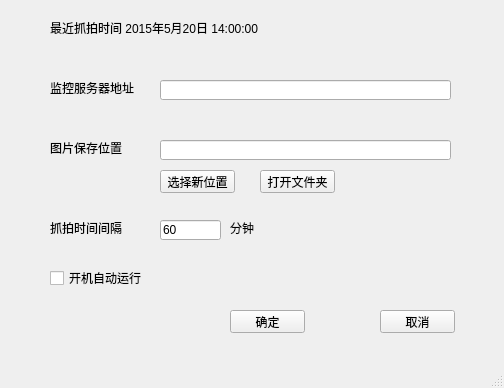
Before: the Qt Designer form work/picsave/picsave/picsave.ui in thinkingl/thinkingl-code-lib, drawn with Qt 5.
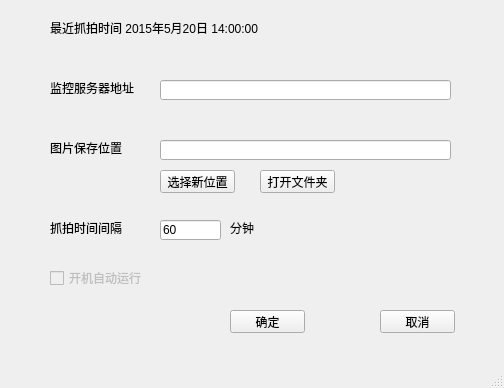
After: the same form once the commit is applied.

What changed in the file:
```diff
--- a/work/picsave/picsave/picsave.ui
+++ b/work/picsave/picsave/picsave.ui
@@ -165,6 +165,9 @@
     </property>
    </widget>
    <widget class="QCheckBox" name="checkBoxAutoRun">
+    <property name="enabled">
+     <bool>false</bool>
+    </property>
     <property name="geometry">
      <rect>
       <x>50</x>
```
